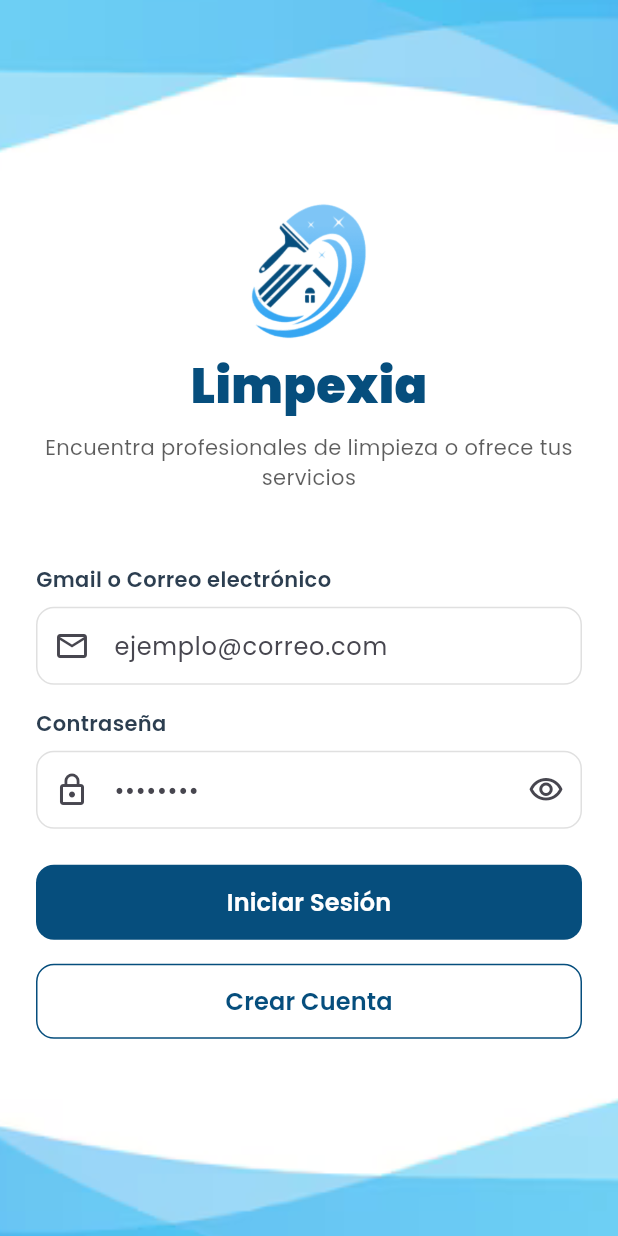
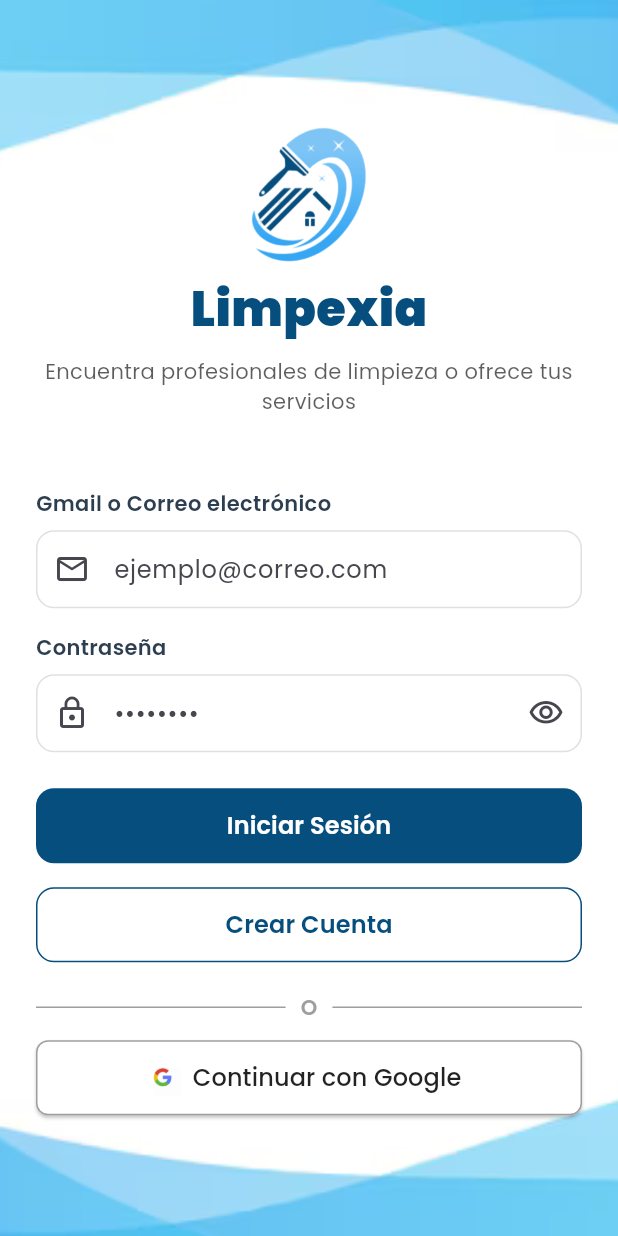
Before and after one commit to PalomequeDeLaTorre/limpexia_express_app, a Flutter app: the screen it shows after launch, on a phone screen of 412 x 824 dp. Run offline on Flutter 3.47's test engine with Material 3 defaults, Android fonts, the light colour scheme and no system bars; our stand-ins replace cloud_firestore, firebase_auth, firebase_core, firebase_database, google_fonts, google_maps_flutter; accounts and stored records are empty.

Commit message:
version_Pantallas

```diff
--- a/lib/pantallas/dashboard_cliente.dart
+++ b/lib/pantallas/dashboard_cliente.dart
@@ -574,8 +574,9 @@
 
   Widget _paginaChat() {
     return const Center(
-      child: Text('💬 Aquí irá la sección de Chat con el Profesional',
-          style: TextStyle(fontSize: 18, color: Colors.black54)),
+      child: Text(
+        '💬 Aquí irá la sección de Chat con el Profesional',
+          style: TextStyle(fontSize: 18, color: Colors.black54),textAlign: TextAlign.center,),
     );
   }
 
@@ -632,7 +633,6 @@
   }
 }
 
-/// ClipPath personalizado para AppBar ondulada
 class OlaAppBarClipper extends CustomClipper<Path> {
   @override
   Path getClip(Size size) {
--- a/lib/pantallas/login.dart
+++ b/lib/pantallas/login.dart
@@ -26,12 +26,10 @@
   }
 
   Future<void> _iniciarSesion() async {
-    // Validar el formulario;
     if (!(_formKey.currentState?.validate() ?? false)) {
       return;
     }
 
-    // Obtener email y password;
     final email = _emailController.text.trim();
     final password = _passwordController.text.trim();
 
@@ -67,7 +65,6 @@
       backgroundColor: const Color.fromARGB(255, 255, 255, 255),
       body: Stack(
         children: [
-          // Imagen superior;
           Positioned(
             top: 0,
             left: 0,
@@ -79,7 +76,6 @@
             ),
           ),
 
-          // Imagen inferior;
           Positioned(
             bottom: -10,
             left: 0,
@@ -91,7 +87,6 @@
             ),
           ),
 
-          // Contenido principal;
           SafeArea(
             child: Center(
               child: SingleChildScrollView(
@@ -171,6 +166,7 @@
                           return null;
                         },
                       ),
+
                       const SizedBox(height: 24),
                       BotonPersonalizado(
                         texto: 'Iniciar Sesión',
@@ -191,6 +187,64 @@
                         outline: true,
                         color: const Color(0xFF064E7D),
                       ),
+
+                      const SizedBox(height: 20),
+                      Row(
+                      children: const [
+                       Expanded(
+                       child: Divider(
+                       color: Colors.grey,
+                       thickness: 1,
+                       endIndent: 10,
+                      ),
+                     ),
+                    Text(
+                        'O',
+                        style: TextStyle(
+                        fontSize: 14,
+                        color: Colors.grey,
+                        fontWeight: FontWeight.w600,
+                        ),
+                       ),
+                      Expanded(
+                        child: Divider(
+                        color: Colors.grey,
+                        thickness: 1,
+                        indent: 10,
+                       ),
+                       ),
+                      ],
+                     ),
+                    const SizedBox(height: 12),
+                      SizedBox(
+                         width: double.infinity,
+                         height: 50,
+                         child: ElevatedButton.icon(
+                         onPressed: () {
+
+                         },
+                        icon: Image.asset(
+                        'assets/google_logo.jpg',
+                        height: 24,
+                        width: 24,
+                        ),
+                        label: const Text(
+                        'Continuar con Google',
+                        style: TextStyle(
+                        color: Colors.black87,
+                        fontSize: 16,
+                         ),
+                        ),
+                       style: ElevatedButton.styleFrom(
+                       backgroundColor: Colors.white,
+                       side: const BorderSide(color: Colors.grey),
+                       shape: const RoundedRectangleBorder(
+                       borderRadius: BorderRadius.all(Radius.circular(8)),
+                       ),
+                       elevation: 1,
+                       ),
+                       ),
+                      ),
                     ],
                   ),
                 ),
--- a/lib/servicios/servicio_autos.dart
+++ b/lib/servicios/servicio_autos.dart
@@ -17,7 +17,7 @@
   final Set<Marker> _marcadores = {};
   final Set<String> _seleccionados = {};
   bool _buscando = false;
-  int _paginaActual = 0; // 0 = Servicio, 1 = Chat
+  int _paginaActual = 0;
 
   final List<String> _servicios = [
     'Pulido',
@@ -124,7 +124,7 @@
             child: Column(
               crossAxisAlignment: CrossAxisAlignment.start,
               children: [
-                // Mapa
+
                 ClipRRect(
                   borderRadius: BorderRadius.circular(14),
                   child: SizedBox(
@@ -153,7 +153,6 @@
                 ),
                 const SizedBox(height: 8),
 
-                // Lista de servicios
                 Column(
                   children: _servicios.map((s) {
                     final activo = _seleccionados.contains(s);
@@ -187,7 +186,6 @@
                 ),
                 const SizedBox(height: 12),
 
-                // Botón Buscar profesional
                 Padding(
                   padding: const EdgeInsets.symmetric(vertical: 6),
                   child: SizedBox(
--- a/lib/servicios/servicio_casas.dart
+++ b/lib/servicios/servicio_casas.dart
@@ -206,7 +206,6 @@
 
                 const SizedBox(height: 12),
 
-                // Botón Buscar profesional
                 Padding(
                   padding: const EdgeInsets.symmetric(vertical: 6),
                   child: SizedBox(
```
Also changed, not shown: assets/google_logo.jpg (added), 4 other files.
